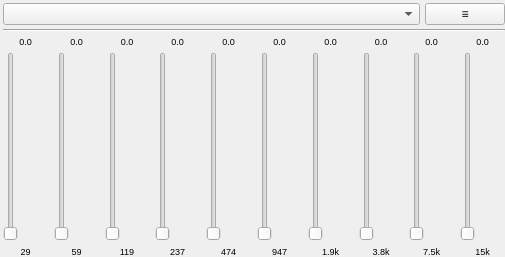
The window that src/Gui/Plugins/Engine/GUI_Equalizer.ui (Inferno214221/sayonara-player) describes before a commit, drawn with Qt 5.
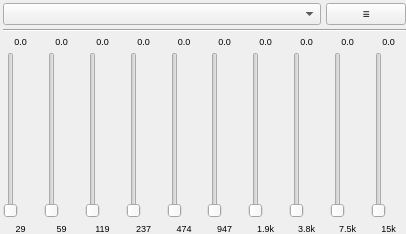
The same window after the commit. Custom widgets are drawn as their Qt base class.

The edit to the form file:
```diff
--- a/src/Gui/Plugins/Engine/GUI_Equalizer.ui
+++ b/src/Gui/Plugins/Engine/GUI_Equalizer.ui
@@ -6,8 +6,8 @@
    <rect>
     <x>0</x>
     <y>0</y>
-    <width>505</width>
-    <height>257</height>
+    <width>406</width>
+    <height>234</height>
    </rect>
   </property>
   <layout class="QGridLayout" name="gridLayout">
```
Left out of the diff: 818 changed lines with no effect on the pictures.
